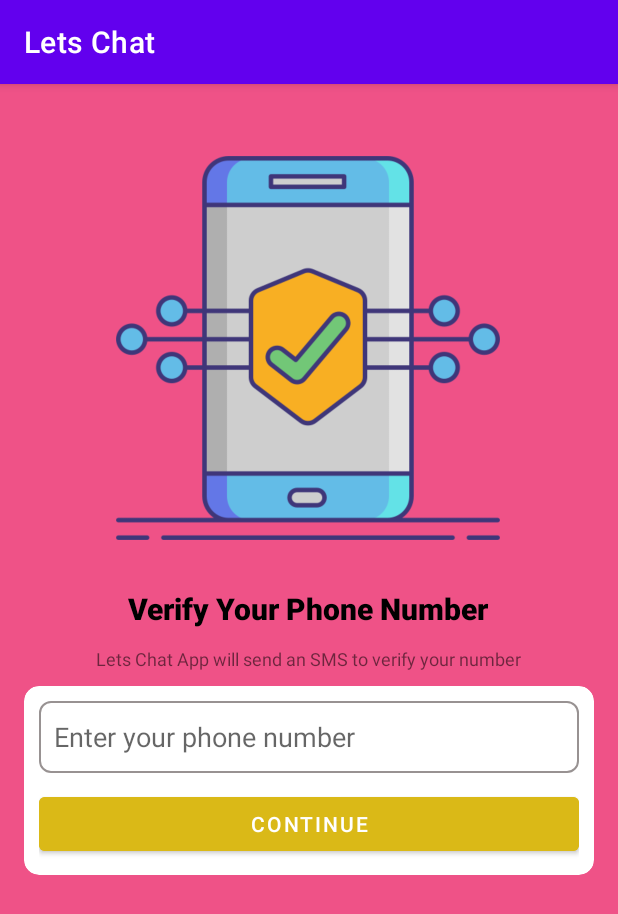
After one commit to iamtushar007/Major-Project-5th-Semester, an Android app: the PhoneNumberActivity screen opened directly, with no data from a screen before it, on a phone screen of 412 x 824 dp. The commit adds this screen. Shown: the top 914 px of the screen. Run offline under Robolectric (Android 15) with nearby library versions, the phone set to English and light mode, and no system bars.

Commit message:
13th November 2022 :: 3:09 p.m.

```diff
--- a/app/build.gradle
+++ b/app/build.gradle
@@ -36,4 +36,6 @@ dependencies {
     testImplementation 'junit:junit:4.13.2'
     androidTestImplementation 'androidx.test.ext:junit:1.1.4'
     androidTestImplementation 'androidx.test.espresso:espresso-core:3.5.0'
+    implementation 'com.github.mukeshsolanki:android-otpview-pinview:2.1.2'
+
 }
--- /dev/null
+++ b/app/src/main/java/com/example/letschat/PhoneNumberActivity.java
@@ -0,0 +1,14 @@
+package com.example.letschat;
+
+import androidx.appcompat.app.AppCompatActivity;
+
+import android.os.Bundle;
+
+public class PhoneNumberActivity extends AppCompatActivity {
+
+    @Override
+    protected void onCreate(Bundle savedInstanceState) {
+        super.onCreate(savedInstanceState);
+        setContentView(R.layout.activity_phone_number);
+    }
+}
--- /dev/null
+++ b/app/src/main/res/drawable/textbox_outline.xml
@@ -0,0 +1,5 @@
+<?xml version="1.0" encoding="utf-8"?>
+<shape xmlns:android="http://schemas.android.com/apk/res/android">
+<stroke android:color="#989292" android:width="1.2dp"/>
+    <corners android:radius="7dp"/>
+</shape>
--- /dev/null
+++ b/app/src/main/res/layout/activity_phone_number.xml
@@ -0,0 +1,86 @@
+<?xml version="1.0" encoding="utf-8"?>
+<androidx.constraintlayout.widget.ConstraintLayout xmlns:android="http://schemas.android.com/apk/res/android"
+    xmlns:app="http://schemas.android.com/apk/res-auto"
+    xmlns:tools="http://schemas.android.com/tools"
+    android:layout_width="match_parent"
+    android:layout_height="match_parent"
+    android:background="#EF5287"
+    tools:context=".PhoneNumberActivity">
+
+    <ImageView
+        android:id="@+id/imageView5"
+        android:layout_width="265dp"
+        android:layout_height="256dp"
+        android:layout_marginTop="48dp"
+        app:layout_constraintEnd_toEndOf="parent"
+        app:layout_constraintHorizontal_bias="0.495"
+        app:layout_constraintStart_toStartOf="parent"
+        app:layout_constraintTop_toTopOf="parent"
+        app:srcCompat="@drawable/mobile_auth1" />
+
+    <TextView
+        android:id="@+id/textView4"
+        android:layout_width="wrap_content"
+        android:layout_height="wrap_content"
+        android:layout_marginTop="32dp"
+        android:fontFamily="sans-serif-black"
+        android:text="Verify Your Phone Number"
+        android:textColor="#000000"
+        android:textSize="20sp"
+        android:textStyle="bold"
+        app:layout_constraintEnd_toEndOf="@+id/imageView5"
+        app:layout_constraintStart_toStartOf="@+id/imageView5"
+        app:layout_constraintTop_toBottomOf="@+id/imageView5" />
+
+    <TextView
+        android:id="@+id/textView5"
+        android:layout_width="294dp"
+        android:layout_height="28dp"
+        android:layout_marginTop="6dp"
+        android:fontFamily="sans-serif"
+        android:gravity="center"
+        android:text="Lets Chat App will send an SMS to verify your number"
+        android:textSize="12sp"
+        app:layout_constraintEnd_toEndOf="@+id/textView4"
+        app:layout_constraintStart_toStartOf="@+id/textView4"
+        app:layout_constraintTop_toBottomOf="@+id/textView4" />
+
+    <androidx.cardview.widget.CardView
+        android:layout_width="match_parent"
+        android:layout_height="wrap_content"
+        android:layout_marginStart="16dp"
+        android:layout_marginTop="32dp"
+        android:layout_marginEnd="16dp"
+        app:cardCornerRadius="10dp"
+        app:layout_constraintEnd_toEndOf="parent"
+        app:layout_constraintHorizontal_bias="0.0"
+        app:layout_constraintStart_toStartOf="parent"
+        app:layout_constraintTop_toTopOf="@+id/textView5">
+
+        <LinearLayout
+            android:layout_width="match_parent"
+            android:layout_height="match_parent"
+            android:layout_margin="10dp"
+            android:orientation="vertical">
+
+            <EditText
+                android:id="@+id/phoneBox"
+                android:layout_width="match_parent"
+                android:layout_height="wrap_content"
+                android:background="@drawable/textbox_outline"
+                android:ems="10"
+                android:hint="Enter your phone number"
+                android:inputType="textPersonName"
+                android:minHeight="48dp"
+                android:padding="10dp" />
+
+            <Button
+                android:id="@+id/continueButton"
+                android:layout_width="match_parent"
+                android:layout_height="wrap_content"
+                android:layout_marginTop="10dp"
+                android:backgroundTint="#DAB917"
+                android:text="Continue" />
+        </LinearLayout>
+    </androidx.cardview.widget.CardView>
+</androidx.constraintlayout.widget.ConstraintLayout>
--- a/app/src/main/res/values/colors.xml
+++ b/app/src/main/res/values/colors.xml
@@ -7,4 +7,5 @@
     <color name="teal_700">#FF018786</color>
     <color name="black">#FF000000</color>
     <color name="white">#FFFFFFFF</color>
+    <color name="grey">#AFABAB</color>
 </resources>
--- a/settings.gradle
+++ b/settings.gradle
@@ -1,3 +1,5 @@
+import org.gradle.api.initialization.resolve.RepositoriesMode
+
 pluginManagement {
     repositories {
         gradlePluginPortal()
@@ -6,10 +8,12 @@ pluginManagement {
     }
 }
 dependencyResolutionManagement {
-    repositoriesMode.set(RepositoriesMode.FAIL_ON_PROJECT_REPOS)
+    repositoriesMode.set(RepositoriesMode.PREFER_SETTINGS)
     repositories {
         google()
         mavenCentral()
+        jcenter()
+        maven { url "https://jitpack.io" }
     }
 }
 rootProject.name = "Lets Chat"
```
Also changed, not shown: app/src/main/AndroidManifest.xml (+16 -1 lines), app/src/main/java/com/example/letschat/OTPActivity.java (added, +14 -0 lines), app/src/main/res/layout/activity_otpactivity.xml (added, +89 -0 lines), app/src/main/res/drawable/mobile_auth1.png (added), app/src/main/res/drawable/otp1.png (added), build.gradle (line endings or trailing spaces).
